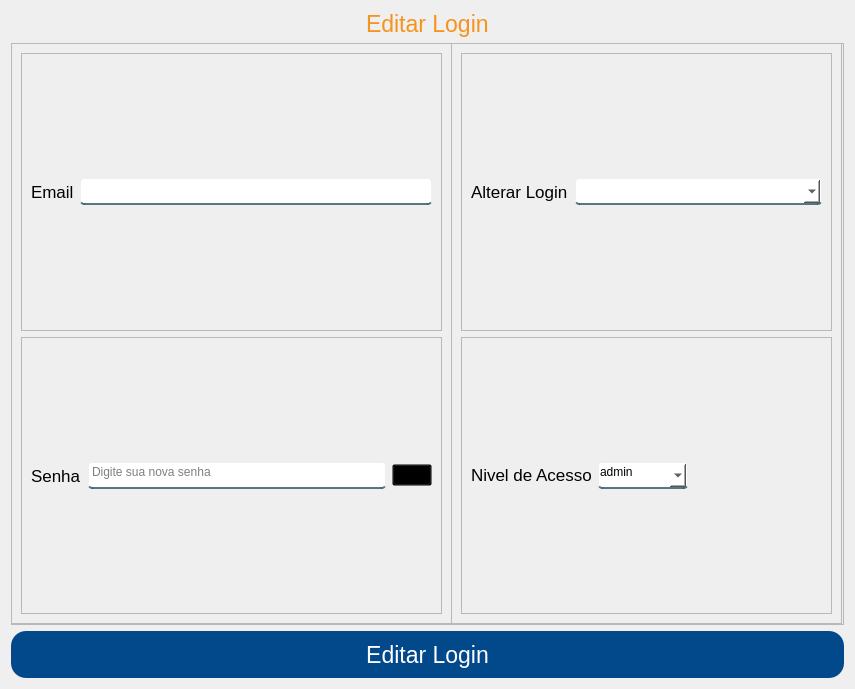
First picture: the form in App/view/ui/editarLogin.ui, repository Senac-SOR-ADS/Mapa-de-Sala, before the edit.
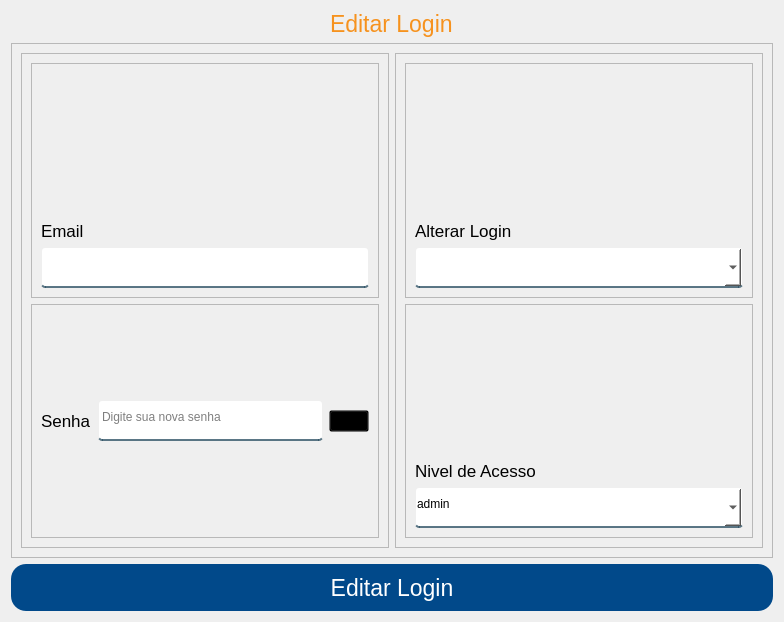
Second picture: the form after the edit. Icons and pictures are not drawn.

Diff of the .ui file:
```diff
--- a/App/view/ui/editarLogin.ui
+++ b/App/view/ui/editarLogin.ui
@@ -6,10 +6,16 @@
    <rect>
     <x>0</x>
     <y>0</y>
-    <width>851</width>
-    <height>687</height>
+    <width>780</width>
+    <height>622</height>
    </rect>
   </property>
+  <property name="minimumSize">
+   <size>
+    <width>0</width>
+    <height>0</height>
+   </size>
+  </property>
   <property name="windowTitle">
    <string>Form</string>
   </property>
@@ -70,8 +76,8 @@
      </property>
      <property name="minimumSize">
       <size>
-       <width>833</width>
-       <height>582</height>
+       <width>0</width>
+       <height>0</height>
       </size>
      </property>
      <property name="frameShape">
@@ -80,14 +86,14 @@
      <property name="frameShadow">
       <enum>QFrame::Raised</enum>
      </property>
+     <layout class="QHBoxLayout" name="horizontalLayout_2">
+      <item>
      <widget class="QFrame" name="frame_4">
-      <property name="geometry">
-       <rect>
-        <x>0</x>
-        <y>0</y>
-        <width>441</width>
-        <height>581</height>
-       </rect>
+        <property name="sizePolicy">
+         <sizepolicy hsizetype="Preferred" vsizetype="Expanding">
+          <horstretch>0</horstretch>
+          <verstretch>0</verstretch>
+         </sizepolicy>
       </property>
       <property name="frameShape">
        <enum>QFrame::StyledPanel</enum>
@@ -98,13 +104,19 @@
       <layout class="QVBoxLayout" name="verticalLayout_3">
        <item>
         <widget class="QFrame" name="frame_5">
+           <property name="sizePolicy">
+            <sizepolicy hsizetype="Preferred" vsizetype="Expanding">
+             <horstretch>0</horstretch>
+             <verstretch>0</verstretch>
+            </sizepolicy>
+           </property>
          <property name="frameShape">
           <enum>QFrame::StyledPanel</enum>
          </property>
          <property name="frameShadow">
           <enum>QFrame::Raised</enum>
          </property>
-         <layout class="QHBoxLayout" name="horizontalLayout_2">
+           <layout class="QVBoxLayout" name="verticalLayout_4">
           <item>
            <widget class="QLabel" name="label">
             <property name="font">
@@ -115,16 +127,32 @@
             <property name="text">
              <string>Email</string>
             </property>
+              <property name="alignment">
+               <set>Qt::AlignBottom|Qt::AlignLeading|Qt::AlignLeft</set>
+              </property>
            </widget>
           </item>
           <item>
-           <widget class="QLineEdit" name="email"/>
+             <widget class="QLineEdit" name="email">
+              <property name="minimumSize">
+               <size>
+                <width>0</width>
+                <height>41</height>
+               </size>
+              </property>
+             </widget>
           </item>
          </layout>
         </widget>
        </item>
        <item>
         <widget class="QFrame" name="frame">
+           <property name="sizePolicy">
+            <sizepolicy hsizetype="Preferred" vsizetype="Expanding">
+             <horstretch>0</horstretch>
+             <verstretch>0</verstretch>
+            </sizepolicy>
+           </property>
          <property name="frameShape">
           <enum>QFrame::StyledPanel</enum>
          </property>
@@ -146,6 +174,12 @@
           </item>
           <item>
            <widget class="QLineEdit" name="senha">
+              <property name="minimumSize">
+               <size>
+                <width>0</width>
+                <height>41</height>
+               </size>
+              </property>
             <property name="text">
              <string/>
             </property>
@@ -182,14 +216,14 @@
        </item>
       </layout>
      </widget>
+      </item>
+      <item>
      <widget class="QFrame" name="frame_3">
-      <property name="geometry">
-       <rect>
-        <x>440</x>
-        <y>0</y>
-        <width>391</width>
-        <height>581</height>
-       </rect>
+        <property name="sizePolicy">
+         <sizepolicy hsizetype="Preferred" vsizetype="Expanding">
+          <horstretch>0</horstretch>
+          <verstretch>0</verstretch>
+         </sizepolicy>
       </property>
       <property name="frameShape">
        <enum>QFrame::StyledPanel</enum>
@@ -200,14 +234,20 @@
       <layout class="QVBoxLayout" name="verticalLayout_2">
        <item>
         <widget class="QFrame" name="frame_6">
+           <property name="sizePolicy">
+            <sizepolicy hsizetype="Preferred" vsizetype="Expanding">
+             <horstretch>0</horstretch>
+             <verstretch>0</verstretch>
+            </sizepolicy>
+           </property>
          <property name="frameShape">
           <enum>QFrame::StyledPanel</enum>
          </property>
          <property name="frameShadow">
           <enum>QFrame::Raised</enum>
          </property>
-         <layout class="QHBoxLayout" name="horizontalLayout_3">
-          <item alignment="Qt::AlignVCenter">
+           <layout class="QVBoxLayout" name="verticalLayout_5">
+            <item>
            <widget class="QLabel" name="label_5">
             <property name="font">
              <font>
@@ -217,14 +257,23 @@
             <property name="text">
              <string>Alterar Login</string>
             </property>
+              <property name="alignment">
+               <set>Qt::AlignBottom|Qt::AlignLeading|Qt::AlignLeft</set>
+              </property>
            </widget>
           </item>
           <item>
            <widget class="QComboBox" name="alterarLogin">
+              <property name="sizePolicy">
+               <sizepolicy hsizetype="Expanding" vsizetype="Fixed">
+                <horstretch>0</horstretch>
+                <verstretch>0</verstretch>
+               </sizepolicy>
+              </property>
             <property name="minimumSize">
              <size>
-              <width>247</width>
-              <height>0</height>
+                <width>0</width>
+                <height>41</height>
              </size>
             </property>
             <property name="cursor">
@@ -237,14 +286,20 @@
        </item>
        <item>
         <widget class="QFrame" name="frame_7">
+           <property name="sizePolicy">
+            <sizepolicy hsizetype="Preferred" vsizetype="Expanding">
+             <horstretch>0</horstretch>
+             <verstretch>0</verstretch>
+            </sizepolicy>
+           </property>
          <property name="frameShape">
           <enum>QFrame::StyledPanel</enum>
          </property>
          <property name="frameShadow">
           <enum>QFrame::Raised</enum>
          </property>
-         <layout class="QHBoxLayout" name="horizontalLayout_4">
-          <item alignment="Qt::AlignVCenter">
+           <layout class="QVBoxLayout" name="verticalLayout_6">
+            <item>
            <widget class="QLabel" name="label_3">
             <property name="font">
              <font>
@@ -254,14 +309,23 @@
             <property name="text">
              <string>Nivel de Acesso</string>
             </property>
+              <property name="alignment">
+               <set>Qt::AlignBottom|Qt::AlignLeading|Qt::AlignLeft</set>
+              </property>
            </widget>
           </item>
           <item>
            <widget class="QComboBox" name="nivelAcesso">
+              <property name="sizePolicy">
+               <sizepolicy hsizetype="Expanding" vsizetype="Fixed">
+                <horstretch>0</horstretch>
+                <verstretch>0</verstretch>
+               </sizepolicy>
+              </property>
             <property name="minimumSize">
              <size>
-              <width>90</width>
-              <height>0</height>
+                <width>0</width>
+                <height>41</height>
              </size>
             </property>
             <property name="cursor">
@@ -282,24 +346,13 @@
             </item>
            </widget>
           </item>
-          <item>
-           <spacer name="horizontalSpacer">
-            <property name="orientation">
-             <enum>Qt::Horizontal</enum>
-            </property>
-            <property name="sizeHint" stdset="0">
-             <size>
-              <width>40</width>
-              <height>20</height>
-             </size>
-            </property>
-           </spacer>
-          </item>
          </layout>
         </widget>
        </item>
       </layout>
      </widget>
+      </item>
+     </layout>
     </widget>
    </item>
    <item>
```
Left out of the diff: 3 changed lines with no effect on the pictures. Lines whose indentation alone changed are shown as unchanged.
